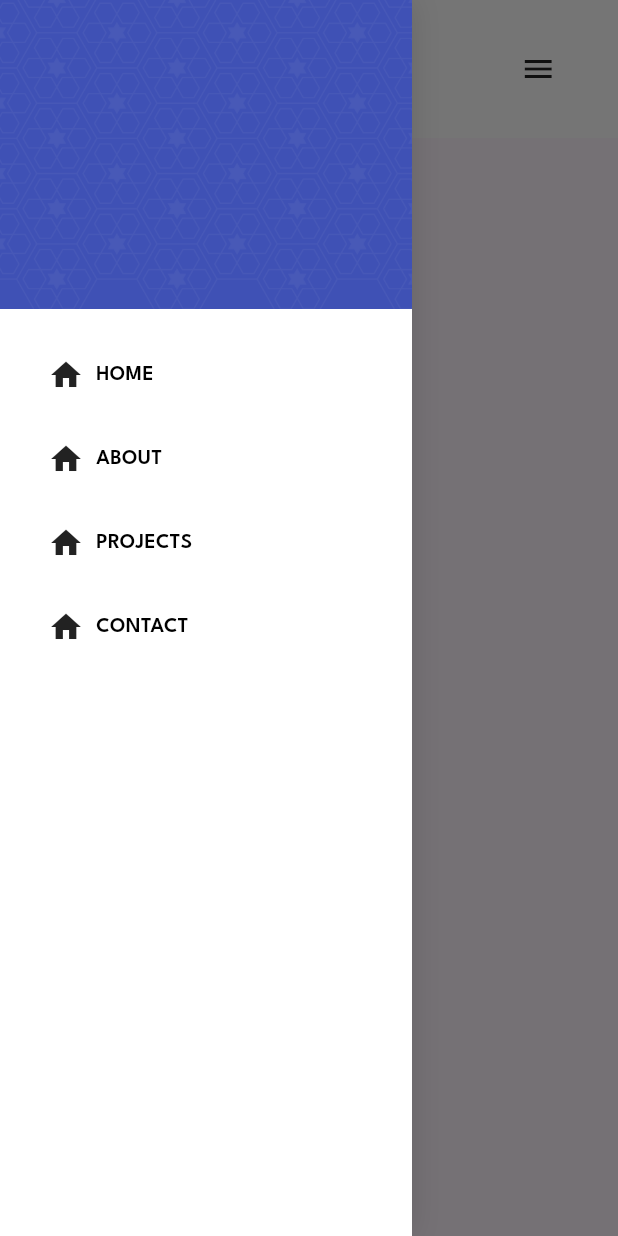
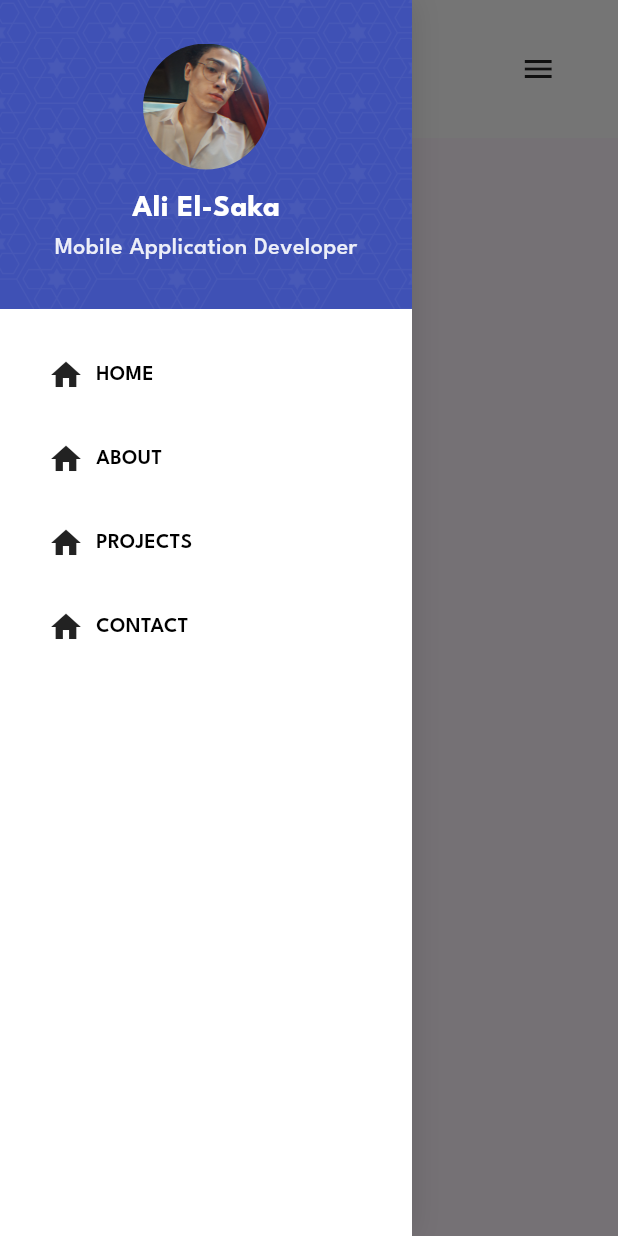
Before and after one commit to AliEl-Saka/portfolio, a Flutter app: the screen it shows after launch, with the side drawer open, on a phone screen of 412 x 824 dp. Run offline on Flutter 3.47's test engine with Material 3 defaults, Android fonts, the phone set to English and light mode, and no system bars; our stand-ins replace responsive_builder.

Commit message:
add drawer header content

```diff
--- /dev/null
+++ b/lib/core/widgets/my_image.dart
@@ -0,0 +1,25 @@
+import 'package:flutter/material.dart';
+
+class MyImage extends StatelessWidget {
+  const MyImage({
+    super.key,
+    this.size
+  });
+  final double? size;
+
+  @override
+  Widget build(BuildContext context) {
+    return Container(
+      width: size ?? 48,
+      height: size ?? 48,
+      clipBehavior: Clip.antiAlias,
+      decoration: const BoxDecoration(
+        shape: BoxShape.circle,
+      ),
+      child: Image.asset(
+        'assets/images/photo.jpg',
+        fit: BoxFit.cover,
+      ),
+    );
+  }
+}
--- a/lib/widgets/drawer/widgets/drawer_header.dart
+++ b/lib/widgets/drawer/widgets/drawer_header.dart
@@ -1,4 +1,6 @@
 import 'package:flutter/material.dart';
+import 'package:portfolio/core/widgets/custom_text.dart';
+import 'package:portfolio/core/widgets/my_image.dart';
 
 class CustomDrawerHeader extends StatelessWidget {
   const CustomDrawerHeader({super.key});
@@ -11,6 +13,7 @@ class CustomDrawerHeader extends StatelessWidget {
         color: Colors.indigo,
       ),
       child: Stack(
+        alignment: Alignment.center,
         children: [
           Opacity(
             opacity: 0.05,
@@ -21,6 +24,29 @@ class CustomDrawerHeader extends StatelessWidget {
               height: double.infinity,
             ),
           ),
+          Column(
+            mainAxisAlignment: MainAxisAlignment.center,
+            children: [
+              const MyImage(
+                size: 84,
+              ),
+              const SizedBox(
+                height: 12,
+              ),
+              const CustomText(
+                'Ali El-Saka',
+                fontColor: Colors.white,
+                fontWeight: FontWeight.w700,
+                fontSize: 20,
+              ),
+              CustomText(
+                'Mobile Application Developer',
+                fontColor: Colors.white.withOpacity(0.9),
+                fontWeight: FontWeight.w500,
+                fontSize: 16,
+              )
+            ],
+          )
         ],
       ),
     );
--- a/lib/widgets/nav_bar/widgets/image_and_name.dart
+++ b/lib/widgets/nav_bar/widgets/image_and_name.dart
@@ -1,5 +1,6 @@
 import 'package:flutter/material.dart';
 import 'package:portfolio/core/widgets/custom_text.dart';
+import 'package:portfolio/core/widgets/my_image.dart';
 
 class ImageAndName extends StatelessWidget {
   const ImageAndName({
@@ -10,18 +11,7 @@ class ImageAndName extends StatelessWidget {
   Widget build(BuildContext context) {
     return Row(
       children: [
-        Container(
-          width: 48,
-          height: 48,
-          clipBehavior: Clip.antiAlias,
-          decoration: const BoxDecoration(
-            shape: BoxShape.circle,
-          ),
-          child: Image.asset(
-            'assets/images/photo.jpg',
-            fit: BoxFit.cover,
-          ),
-        ),
+        MyImage(),
         const SizedBox(
           width: 12,
         ),
```
